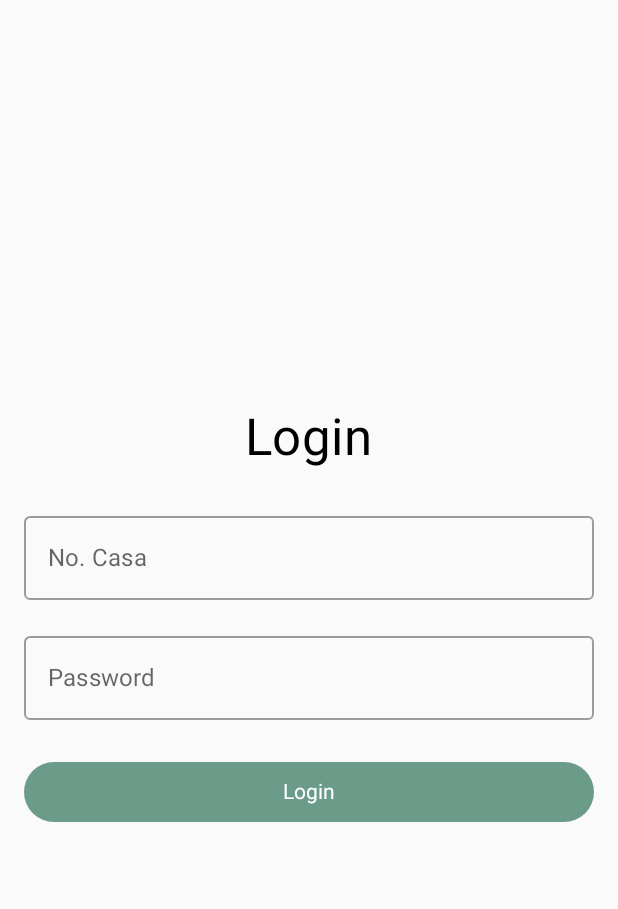
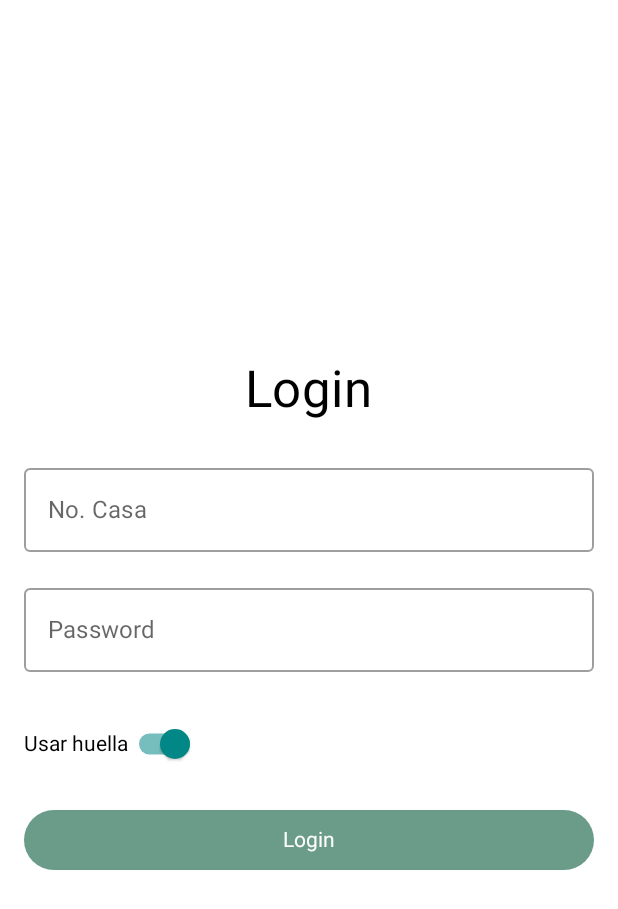
Before and after one commit to ksuwu1/Condominio, an Android app built with Jetpack Compose: the screen it shows after launch (MainActivity), on a phone screen of 412 x 824 dp. Shown: the top 909 px of the screen. Run offline under Robolectric (Android 15) with nearby library versions, the phone set to English and light mode, and no system bars; libraries missing offline, so code that uses them is left out: com.paypal.android; 3 statements that could not run were skipped.

Commit message:
Feat :sparkles: (LogInScreen) Added the function to login using biometric data, making use of BiometricPromptManager.

```diff
--- a/app/build.gradle.kts
+++ b/app/build.gradle.kts
@@ -82,5 +82,9 @@ dependencies {
     implementation ("com.google.accompanist:accompanist-systemuicontroller:0.33.0-alpha")
     implementation("androidx.appcompat:appcompat:1.7.0")
 
+    //Biometricos
+    implementation ("androidx.biometric:biometric:1.2.0-alpha03")
+    implementation("androidx.asynclayoutinflater:asynclayoutinflater-appcompat:1.1.0-alpha01")
+
 
 }
--- a/app/src/main/java/com/ita/condominio/MainActivity.kt
+++ b/app/src/main/java/com/ita/condominio/MainActivity.kt
@@ -3,34 +3,24 @@ package com.ita.condominio
 import AccountDetailsScreen
 import android.content.Intent
 import android.os.Bundle
-import androidx.activity.ComponentActivity
 import androidx.activity.compose.setContent
+import androidx.appcompat.app.AppCompatActivity
+import androidx.compose.material3.Surface
 import androidx.compose.runtime.Composable
+import androidx.compose.ui.graphics.Color
+import androidx.navigation.NavHostController
 import androidx.navigation.compose.NavHost
 import androidx.navigation.compose.composable
 import androidx.navigation.compose.rememberNavController
-import com.ita.condominio.screens.AccountScreen
-import com.ita.condominio.screens.BankPaymentScreen
-import com.ita.condominio.screens.CardPaymentScreen
-import com.ita.condominio.screens.ChangePasswordScreen
-import com.ita.condominio.screens.Config
-import com.ita.condominio.screens.InformeScreen
-import com.ita.condominio.screens.LogInScreen
-import com.ita.condominio.screens.LogoutScreen
-import com.ita.condominio.screens.MorosoScreen
-import com.ita.condominio.screens.NoticesScreen
-import com.ita.condominio.screens.PaymentsScreen
-import com.ita.condominio.screens.PaypalScreen
-import com.ita.condominio.screens.ReportsScreen
-import com.ita.condominio.screens.ReservationScreen
-import com.ita.condominio.screens.VisitorsScreen
+import com.ita.condominio.screens.*
 
 import com.ita.condominio.ui.theme.CondominioTheme
 import com.paypal.android.sdk.payments.PayPalService
 
-class MainActivity : ComponentActivity() {
+class MainActivity : AppCompatActivity() {
     override fun onCreate(savedInstanceState: Bundle?) {
         super.onCreate(savedInstanceState)
+
         // Iniciar el servicio de PayPal
         val intent = Intent(this, PayPalService::class.java)
         intent.putExtra(PayPalService.EXTRA_PAYPAL_CONFIGURATION, Config.PAYPAL_CONFIG)
@@ -38,11 +28,11 @@ class MainActivity : ComponentActivity() {
 
         setContent {
             CondominioTheme {
-                AppNavigation()
+                ComposeApp(this)
             }
         }
+    }
 
-    }
     override fun onDestroy() {
         super.onDestroy()
         // Detener el servicio de PayPal
@@ -51,32 +41,37 @@ class MainActivity : ComponentActivity() {
 }
 
 @Composable
-fun AppNavigation() {
+fun ComposeApp(activity: AppCompatActivity) {
     val navController = rememberNavController()
+    Surface(color = Color.White) {
+        AppNavigation(navController = navController, activity = activity)
+    }
+}
 
+@Composable
+fun AppNavigation(navController: NavHostController, activity: AppCompatActivity) {
     NavHost(navController = navController, startDestination = "login") {
         composable("MainMenu") { MainScreen(navController) }
-        composable("notices") { NoticesScreen(navController) } //Nueva Pantalla de avisos
+        composable("notices") { NoticesScreen(navController) }
         composable("account") { AccountScreen(navController) }
         composable("accountDetails") { AccountDetailsScreen(navController) }
         composable("visitors") { VisitorsScreen(navController) }
         composable("reservation") { ReservationScreen(navController) }
         composable("payments") { PaymentsScreen(navController) }
-        composable("login") { LogInScreen(navController) }
+        composable("login") { LogInScreen(navController, activity) }
         composable("logout") { LogoutScreen(navController) }
         composable("paypal/{total}") { backStackEntry ->
             val total = backStackEntry.arguments?.getString("total")?.toDouble() ?: 0.0
-            PaypalScreen(total = total, navController = navController) // Pasamos el navController
+            PaypalScreen(total = total, navController = navController)
         }
-        composable("tarjeta") { CardPaymentScreen() } // Pantalla de pago con tarjeta
+        composable("tarjeta") { CardPaymentScreen() }
         composable("banco/{total}") { backStackEntry ->
             val total = backStackEntry.arguments?.getString("total")?.toDouble() ?: 0.0
-            BankPaymentScreen(navController,total) // Pasamos el total
+            BankPaymentScreen(navController, total)
         }
         composable("ChangePassword") { ChangePasswordScreen(navController) }
         composable("reports") { ReportsScreen(navController) }
         composable("morosos") { MorosoScreen(navController) }
-        composable("informe") {InformeScreen(navController) // Sin argumentos
-        }
+        composable("informe") { InformeScreen(navController) }
     }
 }
--- a/app/src/main/java/com/ita/condominio/screens/LogInScreen.kt
+++ b/app/src/main/java/com/ita/condominio/screens/LogInScreen.kt
@@ -1,35 +1,72 @@
 package com.ita.condominio.screens
 
+import android.content.Intent
+import android.hardware.biometrics.BiometricManager.Authenticators.BIOMETRIC_STRONG
+import android.hardware.biometrics.BiometricManager.Authenticators.DEVICE_CREDENTIAL
+import android.os.Build
+import android.provider.Settings
+import androidx.activity.compose.rememberLauncherForActivityResult
+import androidx.activity.result.contract.ActivityResultContracts
+import androidx.appcompat.app.AppCompatActivity
 import androidx.compose.foundation.layout.Arrangement
 import androidx.compose.foundation.layout.Column
+import androidx.compose.foundation.layout.Row
 import androidx.compose.foundation.layout.fillMaxSize
+import androidx.compose.foundation.layout.fillMaxWidth
 import androidx.compose.foundation.layout.padding
 import androidx.compose.material.Button
 import androidx.compose.material.MaterialTheme
 import androidx.compose.material.OutlinedTextField
+import androidx.compose.material.Switch
 import androidx.compose.material.Text
-import androidx.compose.runtime.Composable
-import androidx.compose.runtime.mutableStateOf
-import androidx.compose.runtime.remember
+import androidx.compose.runtime.*
 import androidx.compose.ui.Alignment
+import androidx.compose.ui.Modifier
+import androidx.compose.ui.graphics.Color
 import androidx.compose.ui.text.input.PasswordVisualTransformation
-import androidx.compose.ui.tooling.preview.Preview
 import androidx.compose.ui.unit.dp
 import androidx.navigation.NavHostController
-import androidx.compose.foundation.layout.*
-import androidx.compose.material3.*
-import androidx.compose.runtime.*
-import androidx.compose.ui.Modifier
-import androidx.compose.ui.graphics.Color
-import androidx.compose.ui.res.colorResource
-import com.ita.condominio.R
-
+import com.ita.condominio.biometrics.BiometricPromptManager
+import androidx.compose.material3.Button
 
 @Composable
-fun LogInScreen(navController: NavHostController) {
-    // Estado para almacenar los valores de los campos de texto
+fun LogInScreen(navController: NavHostController, activity: AppCompatActivity) {
+    // Estados para campos de texto y configuración de autenticación biométrica
     var houseNumber by remember { mutableStateOf("") }
     var password by remember { mutableStateOf("") }
+    var useBiometrics by remember { mutableStateOf(true) } // Activado por defecto
+
+    // Inicializar BiometricPromptManager
+    val promptManager by lazy { BiometricPromptManager(activity) }
+    val biometricResult by promptManager.promptResults.collectAsState(initial = null)
+
+    val enrollLauncher = rememberLauncherForActivityResult(
+        contract = ActivityResultContracts.StartActivityForResult(),
+        onResult = { /* Handle result if needed */ }
+    )
+
+    // Manejar cambios en el resultado de la autenticación biométrica
+    LaunchedEffect(biometricResult) {
+        when (biometricResult) {
+            is BiometricPromptManager.BiometricResult.AuthenticationSuccess -> {
+                // Si la autenticación es exitosa, navegar a MainMenu
+                navController.navigate("MainMenu")
+            }
+            is BiometricPromptManager.BiometricResult.AuthenticationNotSet -> {
+                // Si la autenticación biométrica no está configurada, abrir la configuración de seguridad
+                if (Build.VERSION.SDK_INT >= 30) {
+                    val enrollIntent = Intent(Settings.ACTION_BIOMETRIC_ENROLL).apply {
+                        putExtra(
+                            Settings.EXTRA_BIOMETRIC_AUTHENTICATORS_ALLOWED,
+                            BIOMETRIC_STRONG or DEVICE_CREDENTIAL
+                        )
+                    }
+                    enrollLauncher.launch(enrollIntent)
+                }
+            }
+            else -> Unit
+        }
+    }
 
     // Diseño de la pantalla
     Column(
@@ -39,12 +76,10 @@ fun LogInScreen(navController: NavHostController) {
             .fillMaxSize()
             .padding(16.dp)
     ) {
-        // Título "Login"
         Text(
             text = "Login",
             style = MaterialTheme.typography.h4,
-            modifier = Modifier
-                .padding(bottom = 24.dp)
+            modifier = Modifier.padding(bottom = 24.dp)
         )
 
         // Campo de texto para "No. Casa"
@@ -62,31 +97,63 @@ fun LogInScreen(navController: NavHostController) {
             value = password,
             onValueChange = { password = it },
             label = { Text("Password") },
-            visualTransformation = PasswordVisualTransformation(), // Oculta la contraseña
+            visualTransformation = PasswordVisualTransformation(),
             modifier = Modifier
                 .fillMaxWidth()
                 .padding(bottom = 24.dp)
         )
 
-        // Botón "Login" centrado
+        // Switch para activar/desactivar autenticación biométrica
+        Row(
+            verticalAlignment = Alignment.CenterVertically,
+            modifier = Modifier
+                .fillMaxWidth()
+                .padding(bottom = 16.dp)
+        ) {
+            Text(text = "Usar huella")
+            Switch(
+                checked = useBiometrics,
+                onCheckedChange = { useBiometrics = it },
+                //colors = SwitchDefaults.colors(checkedThumbColor = colorResource(R.color.verde_medio))
+            )
+        }
+
+        // Botón "Login"
         Button(
-            onClick = { navController.navigate("MainMenu") },
+            onClick = {
+                if (useBiometrics) {
+                    // Mostrar autenticación biométrica
+                    promptManager.showBiometricPrompt(
+                        title = "Autenticación requerida",
+                        description = "Por favor, autentícate para continuar"
+                    )
+                } else {
+                    // Si la autenticación biométrica está desactivada, proceder a MainMenu
+                    navController.navigate("MainMenu")
+                }
+            },
             modifier = Modifier.fillMaxWidth(),
-            colors = ButtonDefaults.buttonColors(
-                containerColor = colorResource(R.color.verde_medio), // Color del boton
+            colors = androidx.compose.material3.ButtonDefaults.buttonColors(
+                containerColor = Color(0xFF6A9C89),
+                contentColor = Color.White
             )
         ) {
+            Text(text = "Login", color = Color.White)
+        }
+
+        // Mensaje de error biométrico, si lo hay
+        biometricResult?.let { result ->
             Text(
-                text = "Login",
-                color = Color.White
+                text = when (result) {
+                    is BiometricPromptManager.BiometricResult.AuthenticationError -> result.error
+                    BiometricPromptManager.BiometricResult.AuthenticationFailed -> "Authentication failed"
+                    BiometricPromptManager.BiometricResult.FeatureUnavailable -> "Feature unavailable"
+                    BiometricPromptManager.BiometricResult.HardwareUnavailable -> "Hardware unavailable"
+                    else -> ""
+                },
+                color = Color.Red,
+                modifier = Modifier.padding(top = 8.dp)
             )
         }
     }
 }
-
-// Vista previa de la pantalla
-/*@Preview(showBackground = true)
-@Composable
-fun LoginScreenPreview() {
-    LoginScreen()
-}*/
--- a/app/src/main/res/values/themes.xml
+++ b/app/src/main/res/values/themes.xml
@@ -1,7 +1,7 @@
 <?xml version="1.0" encoding="utf-8"?>
 <resources>
 
-    <style name="Theme.Condominio" parent="android:Theme.Material.Light.NoActionBar">
+    <style name="Theme.Condominio" parent="Theme.AppCompat.Light.NoActionBar">
         <!-- Cambiar el color de la barra de estado a verde_medio -->
         <item name="android:statusBarColor">@color/verde_medio</item>
 
```
Also changed, not shown: app/src/main/java/com/ita/condominio/biometrics/BiometricPromptManager.kt (added, +95 -0 lines).
